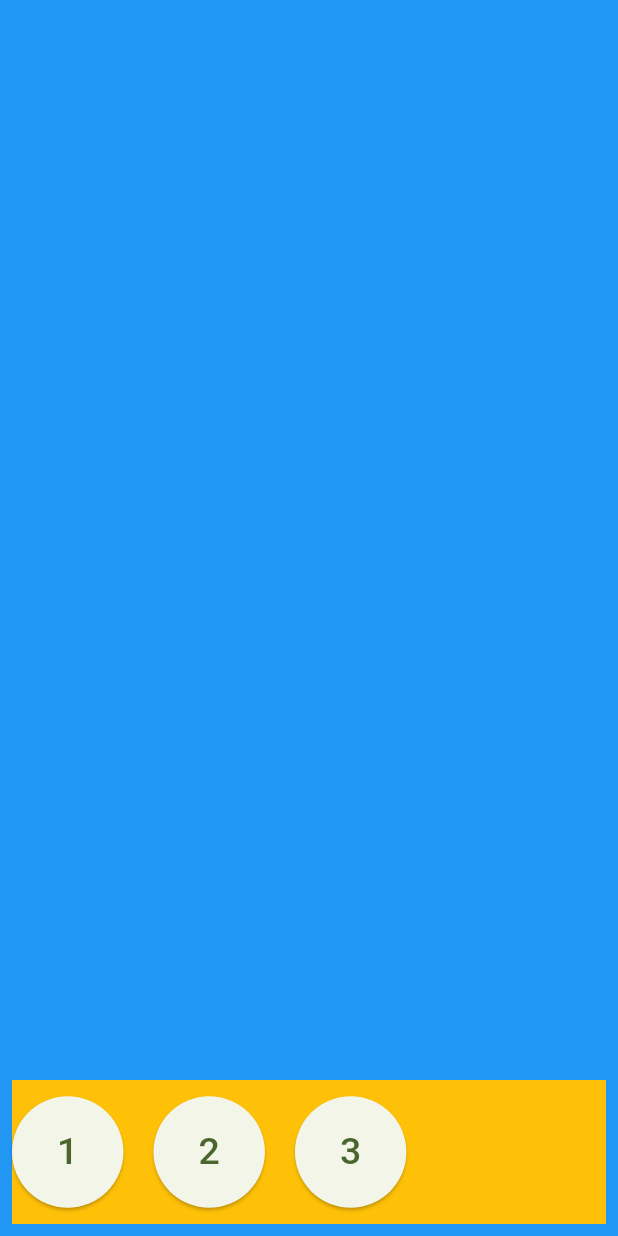
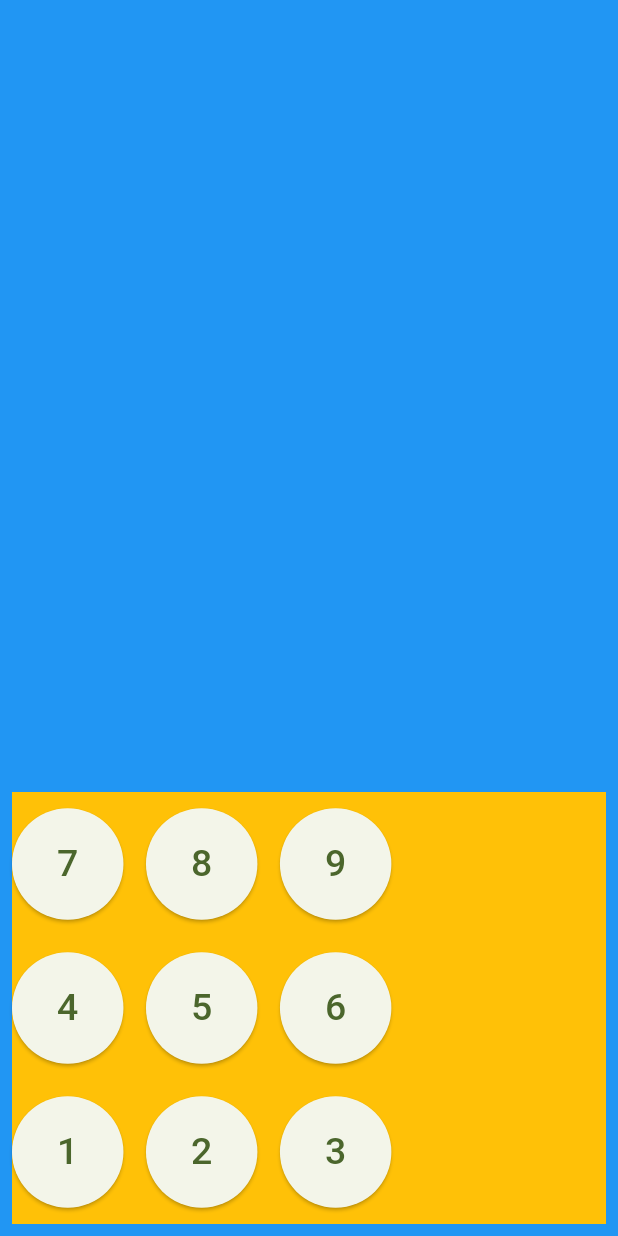
Before and after one commit to Lauri92/flutter-calculator, a Flutter app: the screen it shows after launch, on a phone screen of 412 x 824 dp. Run offline on Flutter 3.47's test engine with Material 2 defaults, Android fonts, the phone set to English and light mode, and no system bars.

Commit message:
Basic buttons

```diff
--- a/lib/Screens/CalculatorScreen.dart
+++ b/lib/Screens/CalculatorScreen.dart
@@ -29,50 +29,38 @@ class _CalculatorScreenState extends State<CalculatorScreen> {
                   color: Colors.amber,
                   child: Row(
                     children: [
-                      ElevatedButton(
-                        onPressed: () {
-                          print("Pressing a button");
-                        },
-                        style: ElevatedButton.styleFrom(
-                          shape: const CircleBorder(),
-                          padding: const EdgeInsets.all(30),
-                        ),
-                        child: const Text(
-                          "1",
-                          style: TextStyle(fontSize: 25),
-                        ),
-                      ),
-                      const SizedBox(width: 20),
-                      ElevatedButton(
-                        onPressed: () {
-                          print("Pressing a button");
-                        },
-                        style: ElevatedButton.styleFrom(
-                          shape: const CircleBorder(),
-                          padding: const EdgeInsets.all(30),
-                        ),
-                        child: const Text(
-                          "2",
-                          style: TextStyle(fontSize: 25),
-                        ),
-                      ),
-                      const SizedBox(width: 20),
-                      ElevatedButton(
-                        onPressed: () {
-                          print("Pressing a button");
-                        },
-                        style: ElevatedButton.styleFrom(
-                          shape: const CircleBorder(),
-                          padding: const EdgeInsets.all(30),
-                        ),
-                        child: const Text(
-                          "3",
-                          style: TextStyle(fontSize: 25),
-                        ),
-                      )
+                      NumberButton(number: 7),
+                      const SizedBox(width: 15),
+                      NumberButton(number: 8),
+                      const SizedBox(width: 15),
+                      NumberButton(number: 9),
                     ],
                   ),
                 ),
+                Container(
+                  color: Colors.amber,
+                  child: Row(
+                    children: [
+                      NumberButton(number: 4),
+                      const SizedBox(width: 15),
+                      NumberButton(number: 5),
+                      const SizedBox(width: 15),
+                      NumberButton(number: 6),
+                    ],
+                  ),
+                ),
+                Container(
+                  color: Colors.amber,
+                  child: Row(
+                    children: [
+                      NumberButton(number: 1),
+                      const SizedBox(width: 15),
+                      NumberButton(number: 2),
+                      const SizedBox(width: 15),
+                      NumberButton(number: 3),
+                    ],
+                  ),
+                )
               ],
             ),
           ),
@@ -83,13 +71,27 @@ class _CalculatorScreenState extends State<CalculatorScreen> {
 }
 
 class NumberButton extends StatelessWidget {
-  const NumberButton({super.key, required this.number});
+  NumberButton({super.key, required this.number}) {
+    title = number.toString();
+  }
 
   final int number;
+  late final String title;
 
   @override
   Widget build(BuildContext context) {
-    // TODO: implement build
-    throw UnimplementedError();
+    return ElevatedButton(
+      onPressed: () {
+        print("Pressed $title");
+      },
+      style: ElevatedButton.styleFrom(
+        shape: const CircleBorder(),
+        padding: const EdgeInsets.all(30),
+      ),
+      child: Text(
+        title,
+        style: const TextStyle(fontSize: 25),
+      ),
+    );
   }
 }
```
Also changed, not shown: 1 other file.
